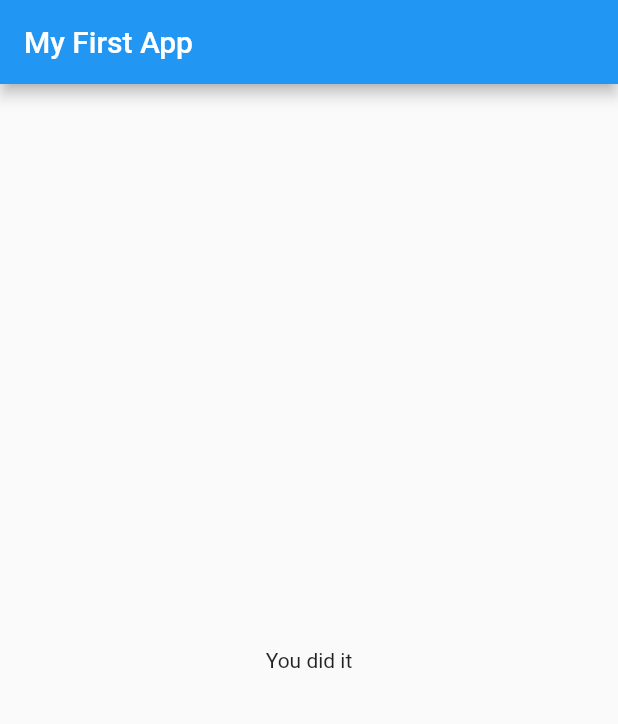
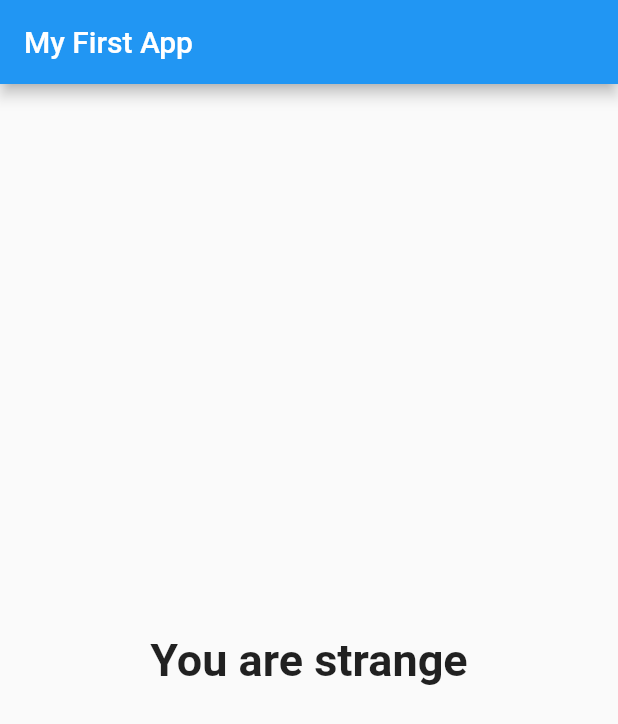
Before and after one commit to saurabhmirajkar/quiz, a Flutter app: the screen it shows after launch, after a tap on "Black", after a tap on "Wolf", after a tap on "Colt", on a phone screen of 412 x 824 dp. Shown: the top 724 px of the screen. Run offline on Flutter 3.47's test engine with Material 2 defaults, Android fonts, the phone set to English and light mode, and no system bars.

Commit message:
redesigned result

```diff
--- a/lib/main.dart
+++ b/lib/main.dart
@@ -1,6 +1,8 @@
 import 'package:flutter/material.dart';
-import 'answer.dart';
-import 'question.dart';
+import 'models/answer_model.dart';
+import 'models/question_model.dart';
+import 'widgets/result.dart';
+import 'widgets/quiz.dart';
 
 void main() => runApp(_MyApp());
 
@@ -11,26 +13,43 @@ class _MyApp extends StatefulWidget {
 
 class _MyAppState extends State<_MyApp> {
   var _questionIndex = 0;
+  var _totalScore = 0;
 
-  void _answerQuestion() {
+  void _answerQuestion(int score) {
+    _totalScore += score;
     setState(() {
       _questionIndex += 1;
     });
   }
 
-  final _questions = const [
-    {
-      'questionText': 'What\'s your favorite color?',
-      'answers': ['Black', 'Navy Blue', 'Red', 'White'],
-    },
-    {
-      'questionText': 'What\'s your favorite animal?',
-      'answers': ['Lion', 'Wolf', 'Horse', 'Monkey'],
-    },
-    {
-      'questionText': 'Who is your favorite instructor?',
-      'answers': ['Max', 'Angela', 'Colt', 'Flutterly'],
-    },
+  final List<QuestionModel> _questions = [
+    QuestionModel(
+      questionText: 'What\'s your favorite color?',
+      answers: [
+        AnswerModel(answerText: 'Black', score: 3),
+        AnswerModel(answerText: 'Navy Blue', score: 4),
+        AnswerModel(answerText: 'Red', score: 2),
+        AnswerModel(answerText: 'White', score: 1),
+      ],
+    ),
+    QuestionModel(
+      questionText: 'What\'s your favorite animal?',
+      answers: [
+        AnswerModel(answerText: 'Lion', score: 4),
+        AnswerModel(answerText: 'Wolf', score: 3),
+        AnswerModel(answerText: 'Horse', score: 3),
+        AnswerModel(answerText: 'Monkey', score: 2),
+      ],
+    ),
+    QuestionModel(
+      questionText: 'Who is your favorite instructor?',
+      answers: [
+        AnswerModel(answerText: 'Max', score: 3),
+        AnswerModel(answerText: 'Angela', score: 4),
+        AnswerModel(answerText: 'Colt', score: 2),
+        AnswerModel(answerText: 'Flutterly', score: 2),
+      ],
+    ),
   ];
 
   Widget build(BuildContext context) {
@@ -41,19 +60,15 @@ class _MyAppState extends State<_MyApp> {
           centerTitle: false,
         ),
         body: _questionIndex < _questions.length
-              ? Column(
-                  children: [
-                    Question(
-                        _questions[_questionIndex]['questionText'] as String),
-                    ...(_questions[_questionIndex]['answers'] as List<String>)
-                        .map((answer) {
-                      return Answer(answer, _answerQuestion);
-                    }).toList()
-                  ],
+            ? Quiz(
+                answerQuestion: _answerQuestion,
+                questions: _questions,
+                questionIndex: _questionIndex,
               )
-              : Center(
-                  child: Text('You did it'),
-                )),
+            : Result(
+                resultScore: _totalScore,
+              ),
+      ),
     );
   }
 }
--- /dev/null
+++ b/lib/models/answer_model.dart
@@ -0,0 +1,6 @@
+class AnswerModel {
+  final String answerText;
+  final int score;
+
+  AnswerModel({this.answerText, this.score});
+}
--- /dev/null
+++ b/lib/models/question_model.dart
@@ -0,0 +1,8 @@
+import 'answer_model.dart';
+
+class QuestionModel {
+  final String questionText;
+  final List<AnswerModel> answers;
+
+  QuestionModel({this.questionText, this.answers});
+}
--- a/lib/answer.dart
+++ b/lib/widgets/answer.dart
@@ -4,7 +4,7 @@ class Answer extends StatelessWidget {
   final String answerText;
   final VoidCallback selectHandler;
 
-  Answer(this.answerText, this.selectHandler);
+  Answer({this.answerText, this.selectHandler});
 
   @override
   Widget build(BuildContext context) {
--- /dev/null
+++ b/lib/widgets/quiz.dart
@@ -0,0 +1,26 @@
+import 'package:flutter/material.dart';
+import 'question.dart';
+import 'answer.dart';
+import '../models/question_model.dart';
+
+class Quiz extends StatelessWidget {
+  final List<QuestionModel> questions;
+  final int questionIndex;
+  final Function answerQuestion;
+
+  Quiz({this.answerQuestion, this.questions, this.questionIndex});
+
+  Widget build(BuildContext context) {
+    var selectedSet = questions[questionIndex];
+    return Column(
+      children: [
+        Question(selectedSet.questionText),
+        ...(selectedSet.answers).map((answer) {
+          return Answer(
+              answerText: answer.answerText,
+              selectHandler: () => answerQuestion(answer.score));
+        }).toList()
+      ],
+    );
+  }
+}
--- /dev/null
+++ b/lib/widgets/result.dart
@@ -0,0 +1,35 @@
+import 'package:flutter/material.dart';
+
+class Result extends StatelessWidget {
+  final int resultScore;
+
+  Result({this.resultScore});
+
+  String get resultPhrase {
+    String resultText = 'You did it';
+
+    if (resultScore <= 8) {
+      resultText = 'You are strange';
+    } else if (resultScore <= 12) {
+      resultText = 'Pretty awesome';
+    } else if (resultScore <= 16) {
+      resultText = 'You are innocent!';
+    } else {
+      resultText = 'Godlike!';
+    }
+    return resultText;
+  }
+
+  Widget build(BuildContext context) {
+    return Center(
+      child: Text(
+        resultPhrase,
+        textAlign: TextAlign.center,
+        style: TextStyle(
+          fontSize: 30,
+          fontWeight: FontWeight.bold,
+        ),
+      ),
+    );
+  }
+}
```
Also changed, not shown: lib/widgets/question.dart (renamed from lib/question.dart). Lines whose indentation alone changed are shown as unchanged.
